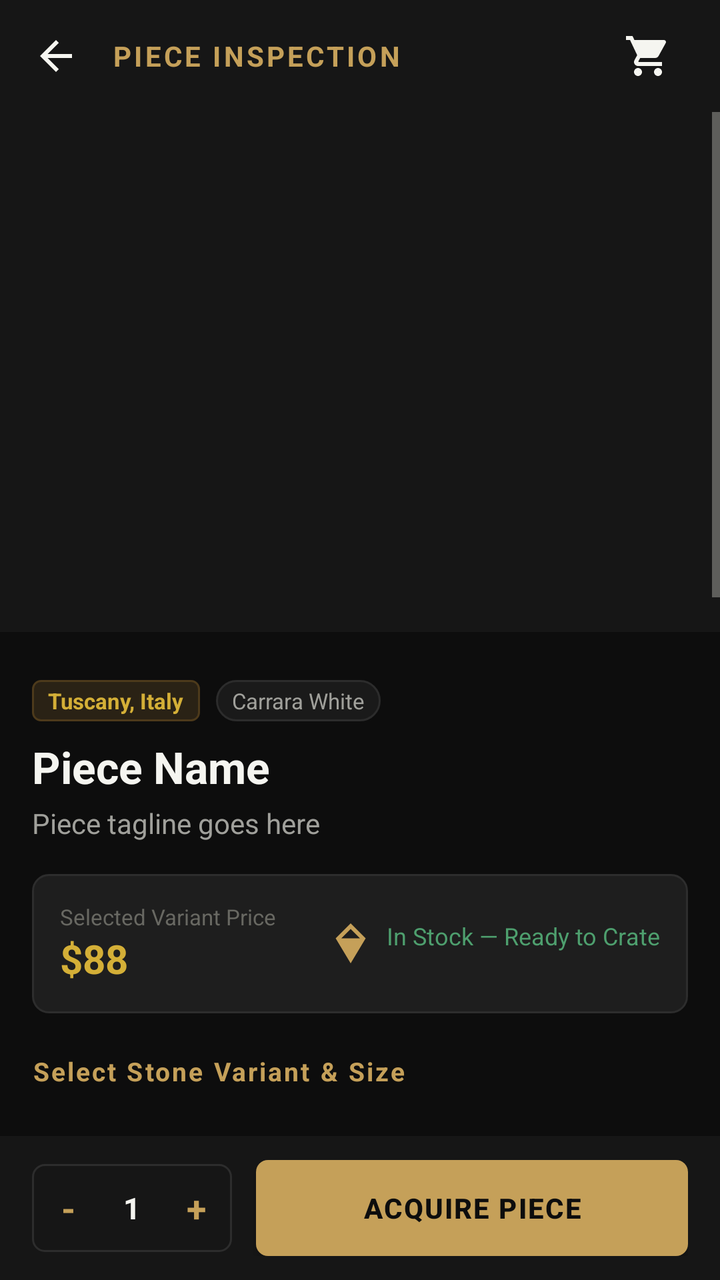
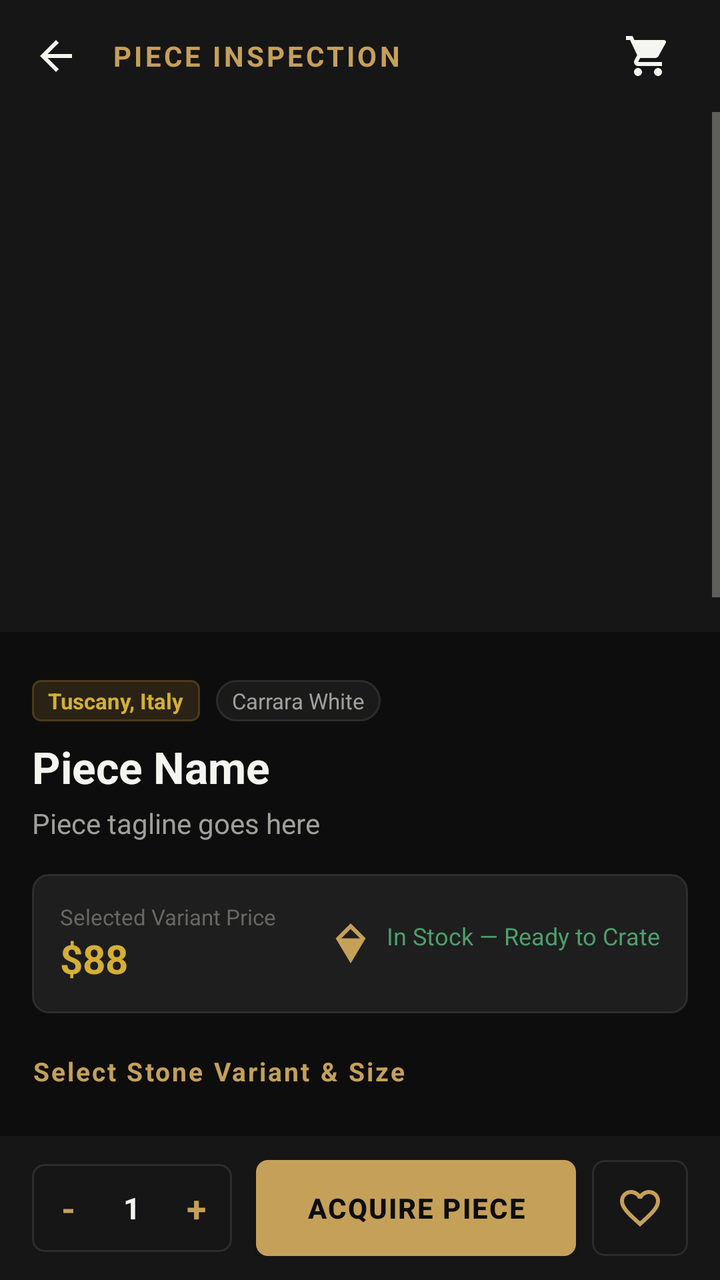

An Android layout rendered at two revisions. The XML below is the earlier revision; the diff shows what the commit changed to produce the second picture.
<!-- AndroidManifest.xml: application theme Theme.SangTarash -->
<!-- res/layout/activity_product_detail.xml -->
<?xml version="1.0" encoding="utf-8"?>
<RelativeLayout xmlns:android="http://schemas.android.com/apk/res/android"
    android:id="@+id/rl_product_detail_root"
    android:layout_width="match_parent"
    android:layout_height="match_parent"
    android:background="@color/bg_obsidian">

    
    <RelativeLayout
        android:id="@+id/rl_top_bar"
        android:layout_width="match_parent"
        android:layout_height="56dp"
        android:layout_alignParentTop="true"
        android:background="@color/surface_stone"
        android:paddingStart="8dp"
        android:paddingEnd="16dp">

        <ImageView
            android:id="@+id/btn_back"
            android:layout_width="40dp"
            android:layout_height="40dp"
            android:layout_centerVertical="true"
            android:background="?android:attr/selectableItemBackgroundBorderless"
            android:padding="8dp"
            android:src="@drawable/ic_back"
            android:contentDescription="Back" />

        <TextView
            android:id="@+id/tv_detail_title_bar"
            android:layout_width="wrap_content"
            android:layout_height="wrap_content"
            android:layout_centerVertical="true"
            android:layout_marginStart="8dp"
            android:layout_toEndOf="@id/btn_back"
            android:letterSpacing="0.1"
            android:text="PIECE INSPECTION"
            android:textColor="@color/bronze_primary"
            android:textSize="14sp"
            android:textStyle="bold" />

        <RelativeLayout
            android:id="@+id/btn_detail_cart"
            android:layout_width="40dp"
            android:layout_height="40dp"
            android:layout_alignParentEnd="true"
            android:layout_centerVertical="true"
            android:background="?android:attr/selectableItemBackgroundBorderless"
            android:clickable="true"
            android:focusable="true">

            <ImageView
                android:id="@+id/iv_detail_cart_icon"
                android:layout_width="24dp"
                android:layout_height="24dp"
                android:layout_centerInParent="true"
                android:src="@drawable/ic_cart"
                android:contentDescription="@string/cart" />

            <TextView
                android:id="@+id/tv_detail_cart_badge"
                android:layout_width="16dp"
                android:layout_height="16dp"
                android:layout_alignParentTop="true"
                android:layout_alignParentEnd="true"
                android:background="@drawable/bg_cart_badge"
                android:gravity="center"
                android:text="0"
                android:textColor="@color/bg_obsidian"
                android:textSize="9sp"
                android:textStyle="bold"
                android:visibility="gone" />
        </RelativeLayout>
    </RelativeLayout>

    
    <ScrollView
        android:id="@+id/sv_detail"
        android:layout_width="match_parent"
        android:layout_height="match_parent"
        android:layout_above="@+id/ll_bottom_bar"
        android:layout_below="@id/rl_top_bar">

        <LinearLayout
            android:layout_width="match_parent"
            android:layout_height="wrap_content"
            android:orientation="vertical"
            android:paddingBottom="24dp">

            
            <ImageView
                android:id="@+id/iv_detail_hero"
                android:layout_width="match_parent"
                android:layout_height="260dp"
                android:background="@color/surface_stone"
                android:contentDescription="@string/app_name"
                android:scaleType="centerCrop" />

            
            <HorizontalScrollView
                android:id="@+id/hsv_gallery"
                android:layout_width="match_parent"
                android:layout_height="wrap_content"
                android:layout_marginTop="8dp"
                android:paddingStart="16dp"
                android:paddingEnd="16dp"
                android:scrollbars="none">

                <LinearLayout
                    android:id="@+id/ll_thumbnails"
                    android:layout_width="wrap_content"
                    android:layout_height="wrap_content"
                    android:orientation="horizontal" />
            </HorizontalScrollView>

            <LinearLayout
                android:layout_width="match_parent"
                android:layout_height="wrap_content"
                android:orientation="vertical"
                android:paddingStart="16dp"
                android:paddingTop="16dp"
                android:paddingEnd="16dp">

                
                <LinearLayout
                    android:layout_width="match_parent"
                    android:layout_height="wrap_content"
                    android:gravity="center_vertical"
                    android:orientation="horizontal">

                    <TextView
                        android:id="@+id/tv_detail_origin"
                        android:layout_width="wrap_content"
                        android:layout_height="wrap_content"
                        android:background="@drawable/bg_badge"
                        android:paddingStart="8dp"
                        android:paddingTop="3dp"
                        android:paddingEnd="8dp"
                        android:paddingBottom="3dp"
                        android:text="Tuscany, Italy"
                        android:textColor="@color/badge_text"
                        android:textSize="11sp"
                        android:textStyle="bold" />

                    <TextView
                        android:id="@+id/tv_detail_stone_badge"
                        android:layout_width="wrap_content"
                        android:layout_height="wrap_content"
                        android:layout_marginStart="8dp"
                        android:background="@drawable/bg_chip_inactive"
                        android:paddingStart="8dp"
                        android:paddingTop="3dp"
                        android:paddingEnd="8dp"
                        android:paddingBottom="3dp"
                        android:text="Carrara White"
                        android:textColor="@color/text_secondary"
                        android:textSize="11sp" />
                </LinearLayout>

                
                <TextView
                    android:id="@+id/tv_detail_name"
                    android:layout_width="match_parent"
                    android:layout_height="wrap_content"
                    android:layout_marginTop="8dp"
                    android:text="Piece Name"
                    android:textColor="@color/text_primary"
                    android:textSize="22sp"
                    android:textStyle="bold" />

                
                <TextView
                    android:id="@+id/tv_detail_tagline"
                    android:layout_width="match_parent"
                    android:layout_height="wrap_content"
                    android:layout_marginTop="4dp"
                    android:text="Piece tagline goes here"
                    android:textColor="@color/text_secondary"
                    android:textSize="14sp" />

                
                <LinearLayout
                    android:id="@+id/ll_detail_price_card"
                    android:layout_width="match_parent"
                    android:layout_height="wrap_content"
                    android:layout_marginTop="16dp"
                    android:background="@drawable/bg_card"
                    android:gravity="center_vertical"
                    android:orientation="horizontal"
                    android:padding="14dp">

                    <LinearLayout
                        android:layout_width="0dp"
                        android:layout_height="wrap_content"
                        android:layout_weight="1"
                        android:orientation="vertical">

                        <TextView
                            android:id="@+id/tv_price_label"
                            android:layout_width="wrap_content"
                            android:layout_height="wrap_content"
                            android:text="Selected Variant Price"
                            android:textColor="@color/text_muted"
                            android:textSize="11sp" />

                        <TextView
                            android:id="@+id/tv_detail_price"
                            android:layout_width="wrap_content"
                            android:layout_height="wrap_content"
                            android:text="$88"
                            android:textColor="@color/gold_accent"
                            android:textSize="20sp"
                            android:textStyle="bold" />
                    </LinearLayout>

                    <TextView
                        android:id="@+id/tv_detail_stock"
                        android:layout_width="wrap_content"
                        android:layout_height="wrap_content"
                        android:drawableStart="@drawable/ic_stone"
                        android:drawablePadding="6dp"
                        android:text="@string/in_stock"
                        android:textColor="@color/status_instock"
                        android:textSize="12sp" />
                </LinearLayout>

                
                <TextView
                    android:id="@+id/tv_header_variant"
                    android:layout_width="wrap_content"
                    android:layout_height="wrap_content"
                    android:layout_marginTop="20dp"
                    android:letterSpacing="0.08"
                    android:text="@string/select_variant"
                    android:textColor="@color/bronze_primary"
                    android:textSize="13sp"
                    android:textStyle="bold" />

                
                <LinearLayout
                    android:id="@+id/ll_size_options"
                    android:layout_width="match_parent"
                    android:layout_height="wrap_content"
                    android:layout_marginTop="8dp"
                    android:orientation="vertical" />

                
                <TextView
                    android:id="@+id/tv_header_narrative"
                    android:layout_width="wrap_content"
                    android:layout_height="wrap_content"
                    android:layout_marginTop="20dp"
                    android:letterSpacing="0.08"
                    android:text="ARCHITECTURAL NARRATIVE"
                    android:textColor="@color/bronze_primary"
                    android:textSize="13sp"
                    android:textStyle="bold" />

                <TextView
                    android:id="@+id/tv_detail_description"
                    android:layout_width="match_parent"
                    android:layout_height="wrap_content"
                    android:layout_marginTop="8dp"
                    android:lineSpacingMultiplier="1.3"
                    android:textColor="@color/text_secondary"
                    android:textSize="14sp" />

                
                <LinearLayout
                    android:id="@+id/ll_spec_card"
                    android:layout_width="match_parent"
                    android:layout_height="wrap_content"
                    android:layout_marginTop="20dp"
                    android:background="@drawable/bg_card"
                    android:orientation="vertical"
                    android:padding="16dp">

                    <TextView
                        android:id="@+id/tv_header_spec"
                        android:layout_width="wrap_content"
                        android:layout_height="wrap_content"
                        android:letterSpacing="0.08"
                        android:text="@string/specifications"
                        android:textColor="@color/bronze_primary"
                        android:textSize="13sp"
                        android:textStyle="bold" />

                    <View
                        android:id="@+id/v_spec_divider"
                        android:layout_width="match_parent"
                        android:layout_height="1dp"
                        android:layout_marginTop="8dp"
                        android:layout_marginBottom="8dp"
                        android:background="@color/border_card" />

                    <TextView
                        android:id="@+id/tv_spec_stone"
                        android:layout_width="match_parent"
                        android:layout_height="wrap_content"
                        android:layout_marginBottom="6dp"
                        android:text="Stone Variety: —"
                        android:textColor="@color/text_primary"
                        android:textSize="13sp" />

                    <TextView
                        android:id="@+id/tv_spec_origin"
                        android:layout_width="match_parent"
                        android:layout_height="wrap_content"
                        android:layout_marginBottom="6dp"
                        android:text="Geological Origin: —"
                        android:textColor="@color/text_primary"
                        android:textSize="13sp" />

                    <TextView
                        android:id="@+id/tv_spec_finish"
                        android:layout_width="match_parent"
                        android:layout_height="wrap_content"
                        android:layout_marginBottom="6dp"
                        android:text="Surface Finish: —"
                        android:textColor="@color/text_primary"
                        android:textSize="13sp" />

                    <TextView
                        android:id="@+id/tv_spec_dimensions"
                        android:layout_width="match_parent"
                        android:layout_height="wrap_content"
                        android:layout_marginBottom="6dp"
                        android:text="Dimensions: —"
                        android:textColor="@color/text_primary"
                        android:textSize="13sp" />

                    <TextView
                        android:id="@+id/tv_spec_weight"
                        android:layout_width="match_parent"
                        android:layout_height="wrap_content"
                        android:layout_marginBottom="6dp"
                        android:text="Weight: —"
                        android:textColor="@color/text_primary"
                        android:textSize="13sp" />

                    <TextView
                        android:id="@+id/tv_spec_sku"
                        android:layout_width="match_parent"
                        android:layout_height="wrap_content"
                        android:text="Atelier SKU: —"
                        android:textColor="@color/text_muted"
                        android:textSize="12sp" />
                </LinearLayout>

                
                <LinearLayout
                    android:id="@+id/ll_artisan_story_card"
                    android:layout_width="match_parent"
                    android:layout_height="wrap_content"
                    android:layout_marginTop="16dp"
                    android:background="@drawable/bg_card"
                    android:orientation="vertical"
                    android:padding="16dp">

                    <TextView
                        android:id="@+id/tv_header_story"
                        android:layout_width="wrap_content"
                        android:layout_height="wrap_content"
                        android:letterSpacing="0.08"
                        android:text="@string/artisan_story"
                        android:textColor="@color/bronze_primary"
                        android:textSize="13sp"
                        android:textStyle="bold" />

                    <TextView
                        android:id="@+id/tv_detail_artisan_story"
                        android:layout_width="match_parent"
                        android:layout_height="wrap_content"
                        android:layout_marginTop="8dp"
                        android:lineSpacingMultiplier="1.2"
                        android:textColor="@color/text_secondary"
                        android:textSize="13sp" />
                </LinearLayout>

                
                <LinearLayout
                    android:id="@+id/ll_care_card"
                    android:layout_width="match_parent"
                    android:layout_height="wrap_content"
                    android:layout_marginTop="16dp"
                    android:background="@drawable/bg_card"
                    android:orientation="vertical"
                    android:padding="16dp">

                    <TextView
                        android:id="@+id/tv_header_care"
                        android:layout_width="wrap_content"
                        android:layout_height="wrap_content"
                        android:letterSpacing="0.08"
                        android:text="@string/care_instructions"
                        android:textColor="@color/bronze_primary"
                        android:textSize="13sp"
                        android:textStyle="bold" />

                    <TextView
                        android:id="@+id/tv_detail_care"
                        android:layout_width="match_parent"
                        android:layout_height="wrap_content"
                        android:layout_marginTop="8dp"
                        android:lineSpacingMultiplier="1.2"
                        android:textColor="@color/text_secondary"
                        android:textSize="13sp" />
                </LinearLayout>

                
                <LinearLayout
                    android:id="@+id/ll_shipping_card"
                    android:layout_width="match_parent"
                    android:layout_height="wrap_content"
                    android:layout_marginTop="16dp"
                    android:background="@drawable/bg_card"
                    android:orientation="vertical"
                    android:padding="16dp">

                    <TextView
                        android:id="@+id/tv_header_shipping"
                        android:layout_width="wrap_content"
                        android:layout_height="wrap_content"
                        android:letterSpacing="0.08"
                        android:text="@string/shipping_handling"
                        android:textColor="@color/bronze_primary"
                        android:textSize="13sp"
                        android:textStyle="bold" />

                    <TextView
                        android:id="@+id/tv_detail_shipping"
                        android:layout_width="match_parent"
                        android:layout_height="wrap_content"
                        android:layout_marginTop="8dp"
                        android:lineSpacingMultiplier="1.2"
                        android:textColor="@color/text_secondary"
                        android:textSize="13sp" />
                </LinearLayout>
            </LinearLayout>
        </LinearLayout>
    </ScrollView>

    
    <LinearLayout
        android:id="@+id/ll_bottom_bar"
        android:layout_width="match_parent"
        android:layout_height="wrap_content"
        android:layout_alignParentBottom="true"
        android:background="@color/surface_stone"
        android:elevation="8dp"
        android:gravity="center_vertical"
        android:orientation="horizontal"
        android:paddingStart="16dp"
        android:paddingTop="12dp"
        android:paddingEnd="16dp"
        android:paddingBottom="12dp">

        
        <LinearLayout
            android:id="@+id/ll_qty_container"
            android:layout_width="wrap_content"
            android:layout_height="44dp"
            android:background="@drawable/bg_btn_secondary"
            android:gravity="center"
            android:orientation="horizontal">

            <TextView
                android:id="@+id/btn_qty_minus"
                android:layout_width="36dp"
                android:layout_height="match_parent"
                android:gravity="center"
                android:text="-"
                android:textColor="@color/bronze_primary"
                android:textSize="18sp"
                android:textStyle="bold" />

            <TextView
                android:id="@+id/tv_qty"
                android:layout_width="28dp"
                android:layout_height="wrap_content"
                android:gravity="center"
                android:text="1"
                android:textColor="@color/text_primary"
                android:textSize="15sp"
                android:textStyle="bold" />

            <TextView
                android:id="@+id/btn_qty_plus"
                android:layout_width="36dp"
                android:layout_height="match_parent"
                android:gravity="center"
                android:text="+"
                android:textColor="@color/bronze_primary"
                android:textSize="18sp"
                android:textStyle="bold" />
        </LinearLayout>

        
        <Button
            android:id="@+id/btn_add_to_cart"
            android:layout_width="0dp"
            android:layout_height="48dp"
            android:layout_marginStart="12dp"
            android:layout_weight="1"
            android:background="@drawable/bg_btn_gold"
            android:letterSpacing="0.05"
            android:text="@string/add_to_cart"
            android:textColor="@color/bg_obsidian"
            android:textSize="14sp"
            android:textStyle="bold" />
    </LinearLayout>
</RelativeLayout>
<!-- resources referenced by this layout -->
<resources>
  <color name="badge_text">#D4AF37</color>
  <color name="bg_obsidian">#0D0D0D</color>
  <color name="border_card">#2D2D2D</color>
  <color name="bronze_primary">#C5A059</color>
  <color name="gold_accent">#D4AF37</color>
  <color name="status_instock">#4E9F6E</color>
  <color name="surface_stone">#161616</color>
  <color name="text_muted">#686862</color>
  <color name="text_primary">#F5F5F0</color>
  <color name="text_secondary">#A0A09B</color>
  <!-- drawable bg_badge (drawable) -->
  <?xml version="1.0" encoding="utf-8"?>
  <shape xmlns:android="http://schemas.android.com/apk/res/android"
      android:shape="rectangle">
      <solid android:color="@color/badge_bg" />
      <corners android:radius="4dp" />
      <stroke
          android:width="1dp"
          android:color="#4D3A1B" />
  </shape>
  <!-- drawable bg_card (drawable) -->
  <?xml version="1.0" encoding="utf-8"?>
  <shape xmlns:android="http://schemas.android.com/apk/res/android"
      android:shape="rectangle">
      <solid android:color="@color/surface_card" />
      <corners android:radius="8dp" />
      <stroke
          android:width="1dp"
          android:color="@color/border_card" />
  </shape>
  <!-- drawable bg_cart_badge (drawable) -->
  <?xml version="1.0" encoding="utf-8"?>
  <shape xmlns:android="http://schemas.android.com/apk/res/android"
      android:shape="oval">
      <solid android:color="@color/bronze_primary" />
  </shape>
  <!-- drawable bg_chip_inactive (drawable) -->
  <?xml version="1.0" encoding="utf-8"?>
  <shape xmlns:android="http://schemas.android.com/apk/res/android"
      android:shape="rectangle">
      <solid android:color="@color/chip_inactive_bg" />
      <corners android:radius="16dp" />
      <stroke
          android:width="1dp"
          android:color="@color/chip_inactive_border" />
  </shape>
  <!-- drawable ic_back (drawable) -->
  <?xml version="1.0" encoding="utf-8"?>
  <vector xmlns:android="http://schemas.android.com/apk/res/android"
      android:width="24dp"
      android:height="24dp"
      android:viewportWidth="24"
      android:viewportHeight="24">
      <path
          android:fillColor="#F5F5F0"
          android:pathData="M20,11H7.83l5.59,-5.59L12,4l-8,8 8,8 1.41,-1.41L7.83,13H20v-2z" />
  </vector>
  <string name="add_to_cart">Acquire Piece</string>
  <string name="app_name">Sang Tarash</string>
  <string name="artisan_story">Artisan Story</string>
  <string name="care_instructions">Care Instructions</string>
  <string name="cart">Cart</string>
  <string name="in_stock">In Stock — Ready to Crate</string>
  <string name="select_variant">Select Stone Variant &amp; Size</string>
  <string name="shipping_handling">Packaging &amp; Crate Shipping</string>
  <string name="specifications">Stone Specifications</string>
  <color name="badge_bg">#2A2215</color>
  <color name="bronze_dark">#8C6D37</color>
  <color name="surface_card">#1E1E1E</color>
  <color name="chip_inactive_bg">#1A1A1A</color>
  <color name="chip_inactive_border">#2C2C2C</color>
  <!-- unchanged entries left out for length: 5 -->
</resources>

<!-- the commit's change to res/layout/activity_product_detail.xml (unified diff, before → after) -->
@@ -507,5 +507,16 @@
             android:textColor="@color/bg_obsidian"
             android:textSize="14sp"
             android:textStyle="bold" />
+
+        
+        <ImageView
+            android:id="@+id/btn_detail_wishlist"
+            android:layout_width="48dp"
+            android:layout_height="48dp"
+            android:layout_marginStart="8dp"
+            android:background="@drawable/bg_btn_secondary"
+            android:padding="12dp"
+            android:src="@drawable/ic_heart"
+            android:contentDescription="Wishlist" />
     </LinearLayout>
 </RelativeLayout>
<!-- resource entries referenced after the edit -->
@@ -57,6 +57,17 @@
           android:fillColor="#F5F5F0"
           android:pathData="M20,11H7.83l5.59,-5.59L12,4l-8,8 8,8 1.41,-1.41L7.83,13H20v-2z" />
   </vector>
+  <!-- drawable ic_heart (drawable) -->
+  <?xml version="1.0" encoding="utf-8"?>
+  <vector xmlns:android="http://schemas.android.com/apk/res/android"
+      android:width="24dp"
+      android:height="24dp"
+      android:viewportWidth="24"
+      android:viewportHeight="24">
+      <path
+          android:fillColor="#C5A059"
+          android:pathData="M16.5,3c-1.74,0 -3.41,0.81 -4.5,2.09C10.91,3.81 9.24,3 7.5,3 4.42,3 2,5.42 2,8.5c0,3.78 3.4,6.86 8.55,11.54L12,21.35l1.45,-1.32C18.6,15.36 22,12.28 22,8.5 22,5.42 19.58,3 16.5,3zM12.1,18.55l-0.1,0.1 -0.1,-0.1C7.14,14.24 4,11.39 4,8.5 4,6.5 5.5,5 7.5,5c1.54,0 3.04,0.99 3.57,2.36h1.87C13.46,5.99 14.96,5 16.5,5c2,0 3.5,1.5 3.5,3.5 0,2.89 -3.14,5.74 -7.9,10.05z" />
+  </vector>
   <string name="add_to_cart">Acquire Piece</string>
   <string name="app_name">Sang Tarash</string>
   <string name="artisan_story">Artisan Story</string>
